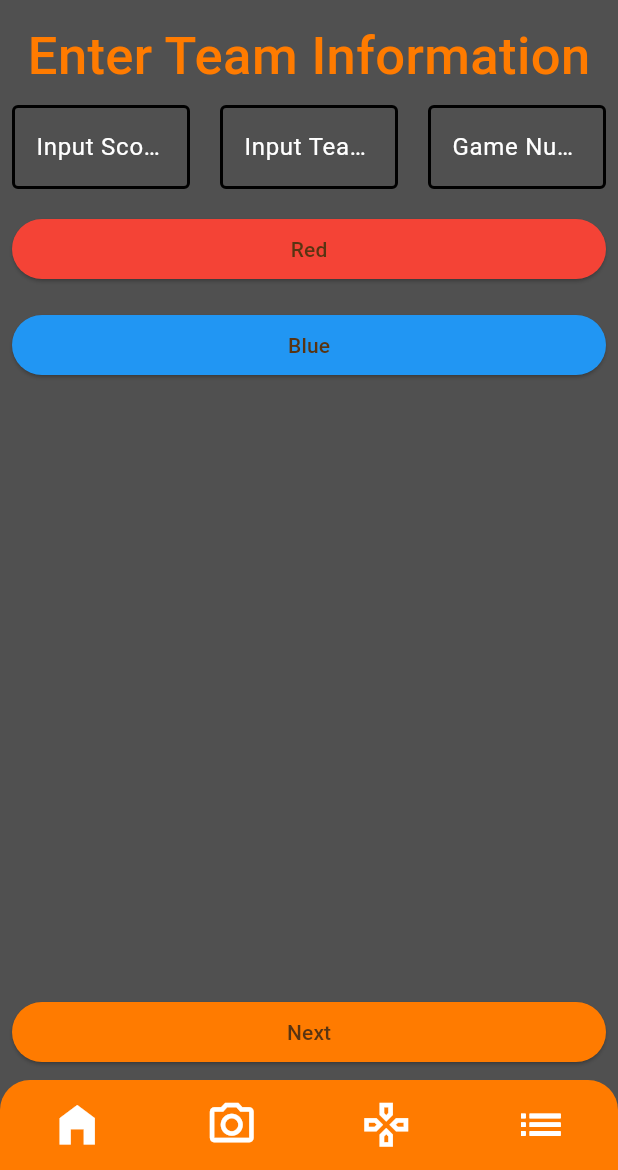
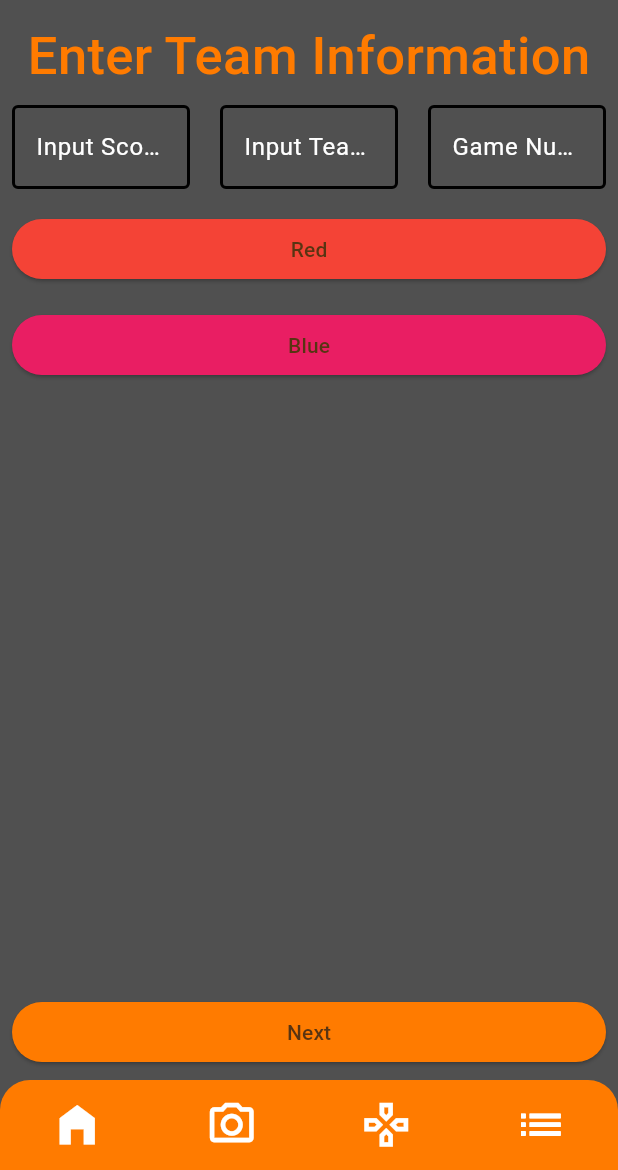
Before and after one commit to AntiAntiexe/Scouting-App, a Flutter app: the screen it shows after launch, on a phone screen of 412 x 824 dp, the part 66-1236 px from its top. Run offline on Flutter 3.47's test engine with Material 3 defaults, Android fonts, the phone set to English and light mode, and no system bars.

Commit message:
test - pink

```diff
--- a/lib/main.dart
+++ b/lib/main.dart
@@ -318,7 +318,7 @@ class _main_pageState extends State<main_page> {
                   print('Blue button pressed');
                 },
                 style: ButtonStyle(
-                  backgroundColor: MaterialStateProperty.all(Colors.blue),
+                  backgroundColor: MaterialStateProperty.all(Colors.pink),
                 ),
                 child: Text(
                   'Blue',
```
